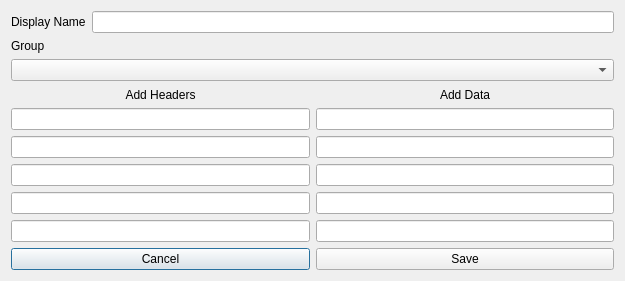
First picture: the form in designs/xml/vault_add_window.ui, repository daniel-deru/WorkMate-3.0, before the edit.
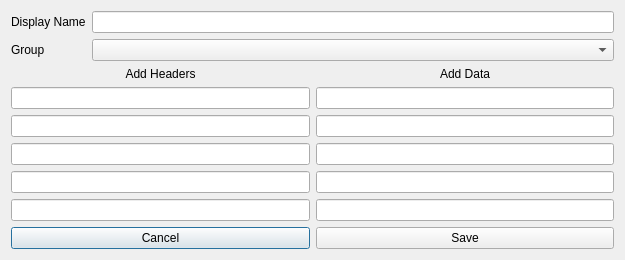
Second picture: the form after the edit.

Commit message: added group functionality to all feature windows

Diff of the .ui file:
```diff
--- a/designs/xml/vault_add_window.ui
+++ b/designs/xml/vault_add_window.ui
@@ -7,7 +7,7 @@
     <x>0</x>
     <y>0</y>
     <width>625</width>
-    <height>281</height>
+    <height>260</height>
    </rect>
   </property>
   <property name="windowTitle">
@@ -15,29 +15,25 @@
   </property>
   <layout class="QVBoxLayout" name="verticalLayout">
    <item>
-    <layout class="QHBoxLayout" name="horizontalLayout_2">
-     <item>
+    <layout class="QFormLayout" name="formLayout">
+     <item row="1" column="0">
+      <widget class="QLabel" name="lbl_group">
+       <property name="text">
+        <string>Group</string>
+       </property>
+      </widget>
+     </item>
+     <item row="0" column="0">
       <widget class="QLabel" name="lbl_name">
        <property name="text">
         <string>Display Name</string>
        </property>
       </widget>
      </item>
-     <item>
+     <item row="0" column="1">
       <widget class="QLineEdit" name="lnedt_name"/>
      </item>
-    </layout>
-   </item>
-   <item>
-    <layout class="QVBoxLayout" name="verticalLayout_2">
-     <item>
-      <widget class="QLabel" name="lbl_group">
-       <property name="text">
-        <string>Group</string>
-       </property>
-      </widget>
-     </item>
-     <item>
+     <item row="1" column="1">
       <widget class="QComboBox" name="cmb_group"/>
      </item>
     </layout>
```
The commit also changes 10 other files.
